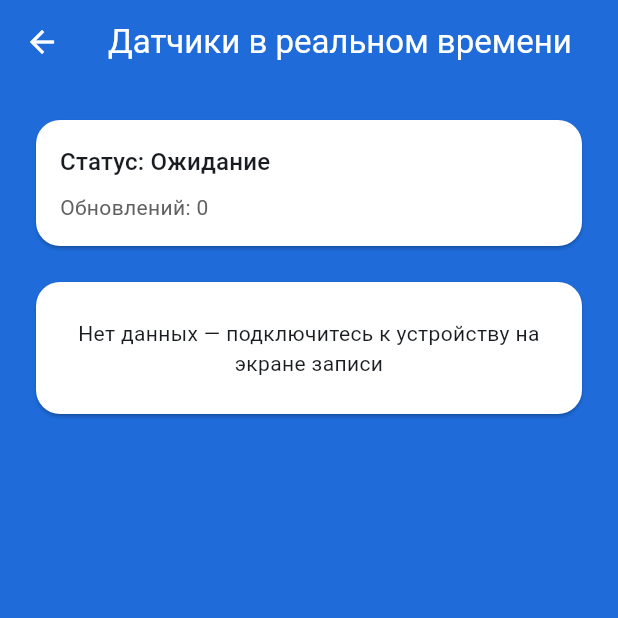
After one commit to nameunique/GPSTrackerAnalyzer, a Flutter app: the screen it shows after launch, after a tap on "Датчики в реальном времени", on a phone screen of 412 x 824 dp, the top half of it. The commit adds this screen. Run offline on Flutter 3.47's test engine with Material 3 defaults, Android fonts, the phone set to English and light mode, and no system bars; our stand-ins replace equatable, fl_chart, flutter_bloc, flutter_blue_plus, get_it, logger and 1 more; missing offline and left inert: downloadsfolder.

Commit message:
Добавил лайф режим

```diff
--- a/lib/app.dart
+++ b/lib/app.dart
@@ -1,5 +1,6 @@
 import 'package:flutter/material.dart';
 import 'package:gps_tracker_analyzer/core/theme/app_colors.dart';
+import 'package:gps_tracker_analyzer/features/live_sensors/live_sensors_screen.dart';
 import 'package:gps_tracker_analyzer/features/performance_report/performance_report_screen.dart';
 import 'package:gps_tracker_analyzer/features/recording/recording_screen.dart';
 import 'package:gps_tracker_analyzer/features/welcome/welcome_screen.dart';
@@ -10,6 +11,7 @@ class GpsTrackerApp extends StatelessWidget {
   static const String routeWelcome = '/';
   static const String routeRecording = '/recording';
   static const String routeReport = '/report';
+  static const String routeLiveSensors = '/live-sensors';
 
   @override
   Widget build(BuildContext context) {
@@ -33,6 +35,7 @@ class GpsTrackerApp extends StatelessWidget {
       routes: {
         routeWelcome: (_) => const WelcomeScreen(),
         routeRecording: (_) => const RecordingScreen(),
+        routeLiveSensors: (_) => const LiveSensorsScreen(),
       },
       onGenerateRoute: (settings) {
         if (settings.name == routeReport) {
--- /dev/null
+++ b/lib/features/live_sensors/live_sensors_cubit.dart
@@ -0,0 +1,32 @@
+import 'dart:async';
+
+import 'package:flutter_bloc/flutter_bloc.dart';
+import 'package:gps_tracker_analyzer/domain/entities/gps_sample.dart';
+import 'package:gps_tracker_analyzer/domain/repositories/gps_telemetry_repository.dart';
+import 'package:gps_tracker_analyzer/features/live_sensors/live_sensors_state.dart';
+
+class LiveSensorsCubit extends Cubit<LiveSensorsState> {
+  LiveSensorsCubit(this._telemetry) : super(const LiveSensorsState()) {
+    _connSub = _telemetry.connectionState.listen((connection) {
+      emit(state.copyWith(connection: connection));
+    });
+    _samplesSub = _telemetry.samples.listen((sample) {
+      emit(state.copyWith(
+        latestSample: sample,
+        totalUpdates: state.totalUpdates + 1,
+      ));
+    });
+  }
+
+  final GpsTelemetryRepository _telemetry;
+
+  StreamSubscription<GpsTelemetryConnectionState>? _connSub;
+  StreamSubscription<GpsSample>? _samplesSub;
+
+  @override
+  Future<void> close() async {
+    await _connSub?.cancel();
+    await _samplesSub?.cancel();
+    return super.close();
+  }
+}
--- /dev/null
+++ b/lib/features/live_sensors/live_sensors_screen.dart
@@ -0,0 +1,192 @@
+import 'package:flutter/material.dart';
+import 'package:flutter_bloc/flutter_bloc.dart';
+import 'package:gps_tracker_analyzer/core/di/injection.dart';
+import 'package:gps_tracker_analyzer/core/theme/app_colors.dart';
+import 'package:gps_tracker_analyzer/domain/entities/gps_sample.dart';
+import 'package:gps_tracker_analyzer/domain/repositories/gps_telemetry_repository.dart';
+import 'package:gps_tracker_analyzer/features/live_sensors/live_sensors_cubit.dart';
+import 'package:gps_tracker_analyzer/features/live_sensors/live_sensors_state.dart';
+
+class LiveSensorsScreen extends StatelessWidget {
+  const LiveSensorsScreen({super.key});
+
+  @override
+  Widget build(BuildContext context) {
+    return BlocProvider(
+      create: (_) => LiveSensorsCubit(sl<GpsTelemetryRepository>()),
+      child: const _LiveSensorsView(),
+    );
+  }
+}
+
+class _LiveSensorsView extends StatelessWidget {
+  const _LiveSensorsView();
+
+  String _connectionLabel(GpsTelemetryConnectionState s) {
+    return switch (s) {
+      GpsTelemetryConnectionState.idle => 'Ожидание',
+      GpsTelemetryConnectionState.scanning => 'Поиск устройств…',
+      GpsTelemetryConnectionState.connecting => 'Подключение…',
+      GpsTelemetryConnectionState.connected => 'Подключено',
+      GpsTelemetryConnectionState.error => 'Ошибка Bluetooth',
+    };
+  }
+
+  @override
+  Widget build(BuildContext context) {
+    return Scaffold(
+      backgroundColor: AppColors.scaffoldBlue,
+      appBar: AppBar(
+        title: const Text('Датчики в реальном времени'),
+        leading: IconButton(
+          icon: const Icon(Icons.arrow_back),
+          onPressed: () => Navigator.pop(context),
+        ),
+      ),
+      body: BlocBuilder<LiveSensorsCubit, LiveSensorsState>(
+        builder: (context, state) {
+          return ListView(
+            padding: const EdgeInsets.all(20),
+            children: [
+              Card(
+                color: AppColors.cardWhite,
+                shape: RoundedRectangleBorder(
+                  borderRadius: BorderRadius.circular(16),
+                ),
+                child: Padding(
+                  padding: const EdgeInsets.all(16),
+                  child: Column(
+                    crossAxisAlignment: CrossAxisAlignment.stretch,
+                    children: [
+                      Text(
+                        'Статус: ${_connectionLabel(state.connection)}',
+                        style: Theme.of(context).textTheme.titleMedium,
+                      ),
+                      const SizedBox(height: 8),
+                      Text(
+                        'Обновлений: ${state.totalUpdates}',
+                        style: TextStyle(color: Colors.grey.shade700),
+                      ),
+                    ],
+                  ),
+                ),
+              ),
+              const SizedBox(height: 16),
+              if (state.latestSample == null)
+                Card(
+                  color: AppColors.cardWhite,
+                  shape: RoundedRectangleBorder(
+                    borderRadius: BorderRadius.circular(16),
+                  ),
+                  child: const Padding(
+                    padding: EdgeInsets.all(24),
+                    child: Text(
+                      'Нет данных — подключитесь к устройству на экране записи',
+                      textAlign: TextAlign.center,
+                    ),
+                  ),
+                )
+              else
+                _SensorGrid(sample: state.latestSample!),
+            ],
+          );
+        },
+      ),
+    );
+  }
+}
+
+class _SensorGrid extends StatelessWidget {
+  const _SensorGrid({required this.sample});
+
+  final GpsSample sample;
+
+  String _formatTime(DateTime dt) {
+    final h = dt.hour.toString().padLeft(2, '0');
+    final m = dt.minute.toString().padLeft(2, '0');
+    final s = dt.second.toString().padLeft(2, '0');
+    final ms = dt.millisecond.toString().padLeft(3, '0');
+    return '$h:$m:$s.$ms';
+  }
+
+  List<({String label, String value})> get _fields => [
+        (label: 'Широта', value: '${sample.latitudeDeg.toStringAsFixed(6)}°'),
+        (label: 'Долгота', value: '${sample.longitudeDeg.toStringAsFixed(6)}°'),
+        (label: 'Высота', value: '${sample.altitudeM.toStringAsFixed(1)} м'),
+        (label: 'Скорость', value: '${sample.speedKmh.toStringAsFixed(1)} км/ч'),
+        (label: 'Скорость', value: '${sample.speedMps.toStringAsFixed(2)} м/с'),
+        (label: 'Курс', value: '${sample.headingDeg.toStringAsFixed(1)}°'),
+        (label: 'Тип фикса', value: '${sample.fixType}'),
+        (label: 'Спутники', value: '${sample.numSv}'),
+        (label: 'HDOP', value: '${sample.hdop}'),
+        (label: 'GPS sync', value: '${sample.gpsSyncBits}'),
+        (label: 'Время (тики)', value: '${sample.timeTicksSinceHourStart}'),
+        (label: 'Получено', value: _formatTime(sample.receivedAt)),
+      ];
+
+  @override
+  Widget build(BuildContext context) {
+    final fields = _fields;
+    final rows = <Widget>[];
+
+    for (var i = 0; i < fields.length; i += 2) {
+      rows.add(
+        Row(
+          crossAxisAlignment: CrossAxisAlignment.start,
+          children: [
+            Expanded(child: _SensorCell(field: fields[i])),
+            const SizedBox(width: 12),
+            Expanded(
+              child: i + 1 < fields.length
+                  ? _SensorCell(field: fields[i + 1])
+                  : const SizedBox.shrink(),
+            ),
+          ],
+        ),
+      );
+      if (i + 2 < fields.length) {
+        rows.add(const SizedBox(height: 12));
+      }
+    }
+
+    return Column(children: rows);
+  }
+}
+
+class _SensorCell extends StatelessWidget {
+  const _SensorCell({required this.field});
+
+  final ({String label, String value}) field;
+
+  @override
+  Widget build(BuildContext context) {
+    return Card(
+      color: AppColors.cardWhite,
+      shape: RoundedRectangleBorder(
+        borderRadius: BorderRadius.circular(12),
+      ),
+      child: Padding(
+        padding: const EdgeInsets.symmetric(horizontal: 12, vertical: 14),
+        child: Column(
+          crossAxisAlignment: CrossAxisAlignment.stretch,
+          children: [
+            Text(
+              field.label,
+              style: Theme.of(context).textTheme.bodySmall?.copyWith(
+                    color: Colors.grey.shade700,
+                  ),
+            ),
+            const SizedBox(height: 6),
+            Text(
+              field.value,
+              style: Theme.of(context).textTheme.titleMedium?.copyWith(
+                    fontWeight: FontWeight.w700,
+                    color: AppColors.primaryBlue,
+                  ),
+            ),
+          ],
+        ),
+      ),
+    );
+  }
+}
--- /dev/null
+++ b/lib/features/live_sensors/live_sensors_state.dart
@@ -0,0 +1,30 @@
+import 'package:equatable/equatable.dart';
+import 'package:gps_tracker_analyzer/domain/entities/gps_sample.dart';
+import 'package:gps_tracker_analyzer/domain/repositories/gps_telemetry_repository.dart';
+
+class LiveSensorsState extends Equatable {
+  const LiveSensorsState({
+    this.latestSample,
+    this.connection = GpsTelemetryConnectionState.idle,
+    this.totalUpdates = 0,
+  });
+
+  final GpsSample? latestSample;
+  final GpsTelemetryConnectionState connection;
+  final int totalUpdates;
+
+  LiveSensorsState copyWith({
+    GpsSample? latestSample,
+    GpsTelemetryConnectionState? connection,
+    int? totalUpdates,
+  }) {
+    return LiveSensorsState(
+      latestSample: latestSample ?? this.latestSample,
+      connection: connection ?? this.connection,
+      totalUpdates: totalUpdates ?? this.totalUpdates,
+    );
+  }
+
+  @override
+  List<Object?> get props => [latestSample, connection, totalUpdates];
+}
--- a/lib/features/welcome/welcome_screen.dart
+++ b/lib/features/welcome/welcome_screen.dart
@@ -52,6 +52,24 @@ class WelcomeScreen extends StatelessWidget {
                   style: TextStyle(fontSize: 16, fontWeight: FontWeight.w600),
                 ),
               ),
+              const SizedBox(height: 12),
+              OutlinedButton(
+                style: OutlinedButton.styleFrom(
+                  foregroundColor: Colors.white,
+                  side: const BorderSide(color: Colors.white),
+                  padding: const EdgeInsets.symmetric(vertical: 16),
+                  shape: RoundedRectangleBorder(
+                    borderRadius: BorderRadius.circular(12),
+                  ),
+                ),
+                onPressed: () {
+                  Navigator.pushNamed(context, GpsTrackerApp.routeLiveSensors);
+                },
+                child: const Text(
+                  'Датчики в реальном времени',
+                  style: TextStyle(fontSize: 16, fontWeight: FontWeight.w600),
+                ),
+              ),
             ],
           ),
         ),
```
Also changed, not shown: lib/features/recording/recording_screen.dart (+18 -0 lines).
